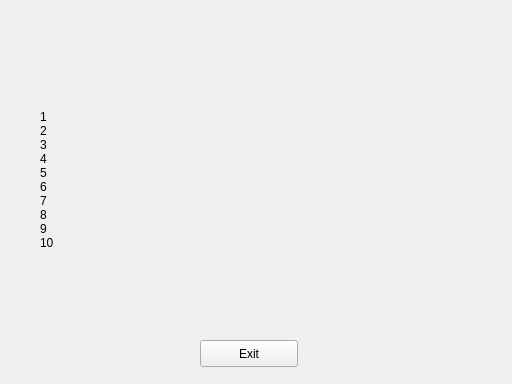
Fulde/dodge-it, file Dodge-it/Dodge-it/widgetscore.ui: the form before one commit.
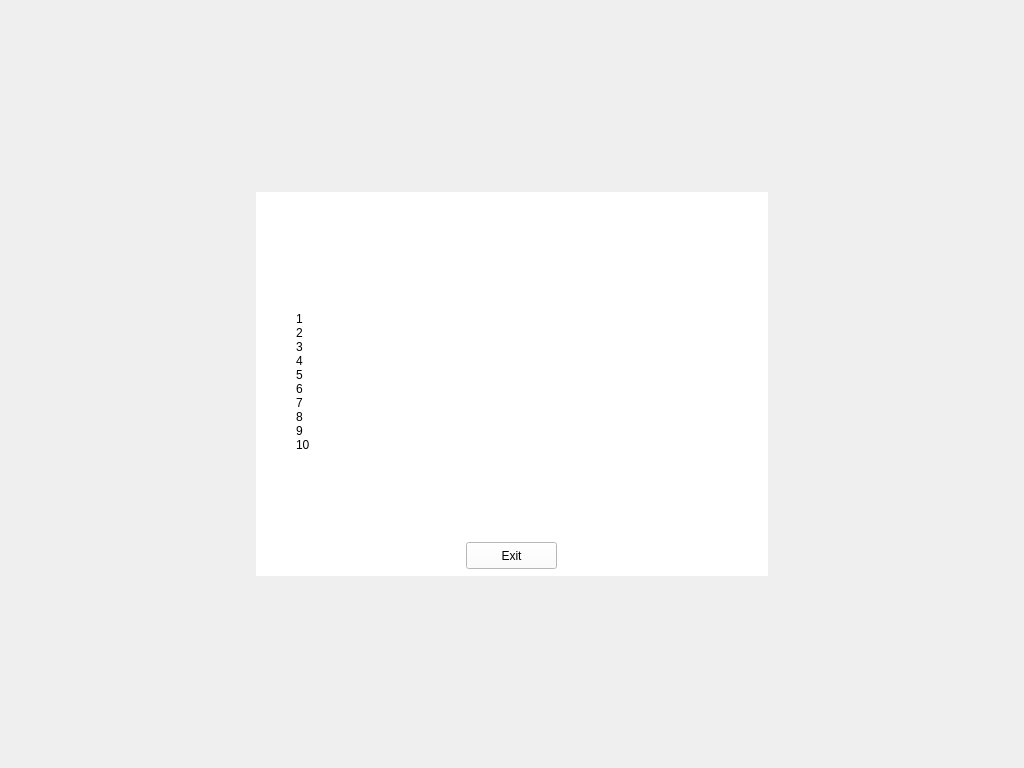
The form after the commit. Icons and pictures are not drawn.

```diff
--- a/Dodge-it/Dodge-it/widgetscore.ui
+++ b/Dodge-it/Dodge-it/widgetscore.ui
@@ -6,8 +6,8 @@
    <rect>
     <x>0</x>
     <y>0</y>
-    <width>512</width>
-    <height>384</height>
+    <width>1024</width>
+    <height>768</height>
    </rect>
   </property>
   <property name="windowTitle">
@@ -16,11 +16,23 @@
   <property name="styleSheet">
    <string notr="true"/>
   </property>
-  <widget class="QLabel" name="label">
+  <widget class="QWidget" name="widget" native="true">
+   <property name="geometry">
+    <rect>
+     <x>256</x>
+     <y>192</y>
+     <width>512</width>
+     <height>384</height>
+    </rect>
+   </property>
+   <property name="styleSheet">
+    <string notr="true">background-color: rgb(255, 255, 255);</string>
+   </property>
+   <widget class="QLabel" name="lblTitle">
    <property name="geometry">
     <rect>
      <x>70</x>
-     <y>10</y>
+      <y>20</y>
      <width>381</width>
      <height>71</height>
     </rect>
@@ -35,11 +47,24 @@
     <bool>true</bool>
    </property>
   </widget>
+   <widget class="QPushButton" name="btnExit">
+    <property name="geometry">
+     <rect>
+      <x>210</x>
+      <y>350</y>
+      <width>91</width>
+      <height>27</height>
+     </rect>
+    </property>
+    <property name="text">
+     <string>Exit</string>
+    </property>
+   </widget>
   <widget class="QLabel" name="lblScores">
    <property name="geometry">
     <rect>
      <x>40</x>
-     <y>110</y>
+      <y>120</y>
      <width>431</width>
      <height>211</height>
     </rect>
@@ -63,18 +88,6 @@
     <set>Qt::AlignLeading|Qt::AlignLeft|Qt::AlignTop</set>
    </property>
   </widget>
-  <widget class="QPushButton" name="btnExit">
-   <property name="geometry">
-    <rect>
-     <x>200</x>
-     <y>340</y>
-     <width>98</width>
-     <height>27</height>
-    </rect>
-   </property>
-   <property name="text">
-    <string>Exit</string>
-   </property>
   </widget>
  </widget>
  <layoutdefault spacing="6" margin="11"/>
```
Lines whose indentation alone changed are shown as unchanged.
